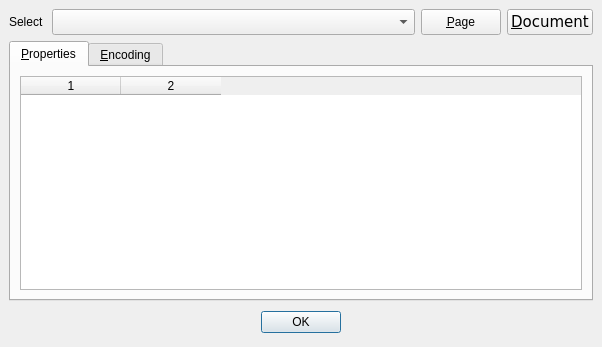
barak/djview4, file src/qdjviewinfodialog.ui: the form before one commit.
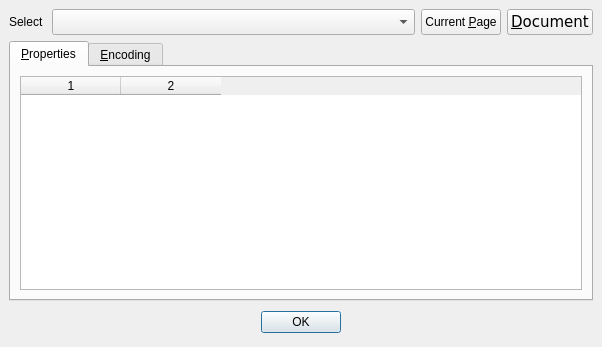
The form after the commit.

The edit to the form file:
```diff
--- a/src/qdjviewinfodialog.ui
+++ b/src/qdjviewinfodialog.ui
@@ -68,7 +68,7 @@
         </sizepolicy>
        </property>
        <property name="text" >
-        <string>&amp;Page</string>
+        <string>Current &amp;Page</string>
        </property>
       </widget>
      </item>
```
